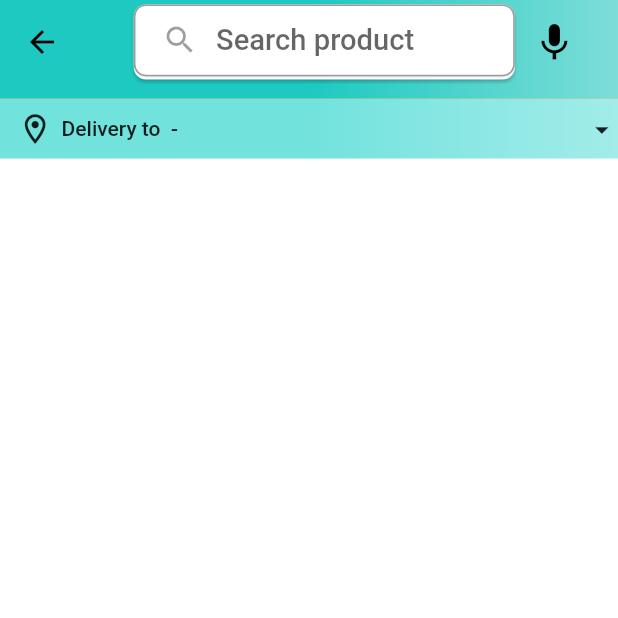
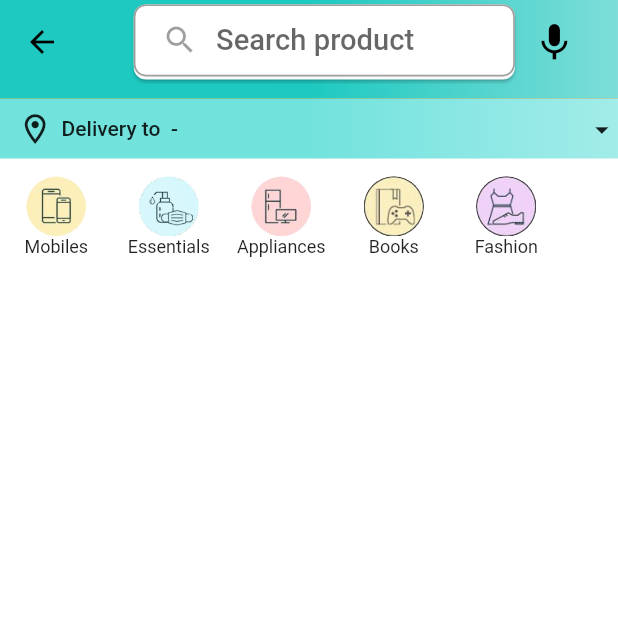
Before and after one commit to Sohag-84/Fullstack-Amazon-clone, a Flutter app: the HomeScreen screen opened by its route, on a phone screen of 412 x 824 dp, the top half of it. Run offline on Flutter 3.47's test engine with Material 2 defaults, Android fonts, the phone set to English and light mode, and no system bars; our stand-ins replace badges, flutter_screenutil, fluttertoast, shared_preferences; accounts and stored records are empty.

Commit message:
top categories section is designed

```diff
--- a/lib/constants/global_variable.dart
+++ b/lib/constants/global_variable.dart
@@ -23,4 +23,36 @@ class GlobalVariables {
   static const Color greyBackgroundCOlor = Color(0xffebecee);
   static var selectedNavBarColor = Colors.cyan[800]!;
   static const unselectedNavBarColor = Colors.black87;
+
+  // STATIC IMAGES
+  static const List<String> carouselImages = [
+    'https://images-eu.ssl-images-amazon.com/images/G/31/img21/Wireless/WLA/TS/D37847648_Accessories_savingdays_Jan22_Cat_PC_1500.jpg',
+    'https://images-eu.ssl-images-amazon.com/images/G/31/img2021/Vday/bwl/English.jpg',
+    'https://images-eu.ssl-images-amazon.com/images/G/31/img22/Wireless/AdvantagePrime/BAU/14thJan/D37196025_IN_WL_AdvantageJustforPrime_Jan_Mob_ingress-banner_1242x450.jpg',
+    'https://images-na.ssl-images-amazon.com/images/G/31/Symbol/2020/00NEW/1242_450Banners/PL31_copy._CB432483346_.jpg',
+    'https://images-na.ssl-images-amazon.com/images/G/31/img21/shoes/September/SSW/pc-header._CB641971330_.jpg',
+  ];
+
+  static const List<Map<String, String>> categoryImages = [
+    {
+      'title': 'Mobiles',
+      'image': 'assets/images/mobiles.jpeg',
+    },
+    {
+      'title': 'Essentials',
+      'image': 'assets/images/essentials.jpeg',
+    },
+    {
+      'title': 'Appliances',
+      'image': 'assets/images/appliances.jpeg',
+    },
+    {
+      'title': 'Books',
+      'image': 'assets/images/books.jpeg',
+    },
+    {
+      'title': 'Fashion',
+      'image': 'assets/images/fashion.jpeg',
+    },
+  ];
 }
--- a/lib/features/home/home_screen.dart
+++ b/lib/features/home/screens/home_screen.dart
@@ -2,6 +2,7 @@
 
 import 'package:amazon_clone/constants/global_variable.dart';
 import 'package:amazon_clone/features/home/widgets/address_box.dart';
+import 'package:amazon_clone/features/home/widgets/top_categories.dart';
 import 'package:flutter/material.dart';
 import 'package:flutter_screenutil/flutter_screenutil.dart';
 
@@ -76,7 +77,9 @@ class _HomeScreenState extends State<HomeScreen> {
       ),
       body: Column(
         children: [
-          AddressBox()
+          AddressBox(),
+          SizedBox(height: 10.h),
+          TopCategories(),
         ],
       ),
     );
--- /dev/null
+++ b/lib/features/home/widgets/top_categories.dart
@@ -0,0 +1,44 @@
+import 'package:flutter/material.dart';
+
+import '../../../constants/global_variable.dart';
+
+class TopCategories extends StatelessWidget {
+  const TopCategories({Key? key}) : super(key: key);
+
+  @override
+  Widget build(BuildContext context) {
+    return SizedBox(
+      height: 60,
+      child: ListView.builder(
+        itemCount: GlobalVariables.categoryImages.length,
+        scrollDirection: Axis.horizontal,
+        itemExtent: 75,
+        itemBuilder: (context, index) {
+          return Column(
+            children: [
+              Container(
+                padding: const EdgeInsets.symmetric(horizontal: 10),
+                child: ClipRRect(
+                  borderRadius: BorderRadius.circular(50),
+                  child: Image.asset(
+                    GlobalVariables.categoryImages[index]['image']!,
+                    fit: BoxFit.cover,
+                    height: 40,
+                    width: 40,
+                  ),
+                ),
+              ),
+              Text(
+                GlobalVariables.categoryImages[index]['title']!,
+                style: const TextStyle(
+                  fontSize: 12,
+                  fontWeight: FontWeight.w400,
+                ),
+              ),
+            ],
+          );
+        },
+      ),
+    );
+  }
+}
--- a/lib/features/widgets/bottom_bar.dart
+++ b/lib/features/widgets/bottom_bar.dart
@@ -2,7 +2,7 @@
 
 import 'package:amazon_clone/constants/global_variable.dart';
 import 'package:amazon_clone/features/account/screens/account_screen.dart';
-import 'package:amazon_clone/features/home/home_screen.dart';
+import 'package:amazon_clone/features/home/screens/home_screen.dart';
 import 'package:badges/badges.dart';
 import 'package:flutter/material.dart';
 import 'package:flutter_screenutil/flutter_screenutil.dart';
--- a/lib/routes.dart
+++ b/lib/routes.dart
@@ -1,7 +1,7 @@
 // ignore_for_file: prefer_const_constructors
 
 import 'package:amazon_clone/features/auth/screen/auth_screen.dart';
-import 'package:amazon_clone/features/home/home_screen.dart';
+import 'package:amazon_clone/features/home/screens/home_screen.dart';
 import 'package:amazon_clone/features/widgets/bottom_bar.dart';
 import 'package:flutter/material.dart';
 
```
